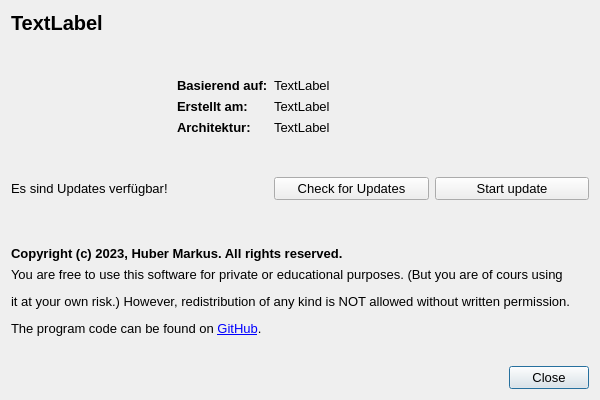
Above: src/dialogueber.ui from M4RKUS28/Fraktalgenerator before the change. Below: the same form after it.
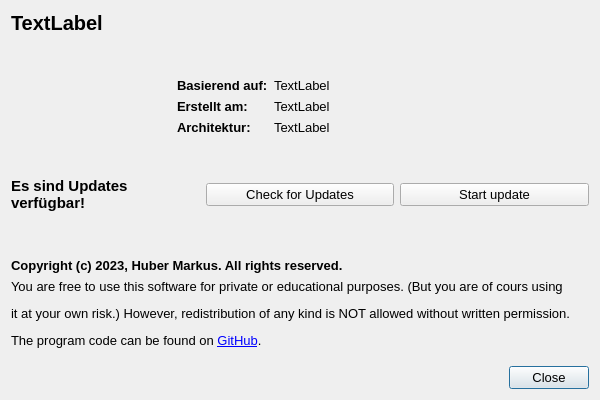
That is the form after the change. Icons and pictures are not drawn.

What changed in the file:
```diff
--- a/src/dialogueber.ui
+++ b/src/dialogueber.ui
@@ -282,10 +282,38 @@
      </property>
     </spacer>
    </item>
-   <item row="8" column="2">
+   <item row="8" column="0" colspan="3">
     <layout class="QHBoxLayout" name="horizontalLayout">
+     <item>
+      <widget class="QLabel" name="label_7">
+       <property name="font">
+        <font>
+         <pointsize>11</pointsize>
+         <bold>true</bold>
+        </font>
+       </property>
+       <property name="text">
+        <string>Es sind Updates verfügbar!</string>
+       </property>
+       <property name="wordWrap">
+        <bool>true</bool>
+       </property>
+      </widget>
+     </item>
      <item>
       <widget class="QPushButton" name="pushButtonCheckForUpdates">
+       <property name="sizePolicy">
+        <sizepolicy hsizetype="Preferred" vsizetype="Fixed">
+         <horstretch>0</horstretch>
+         <verstretch>0</verstretch>
+        </sizepolicy>
+       </property>
+       <property name="font">
+        <font>
+         <pointsize>10</pointsize>
+         <bold>false</bold>
+        </font>
+       </property>
        <property name="text">
         <string>Check for Updates</string>
        </property>
@@ -293,6 +321,18 @@
      </item>
      <item>
       <widget class="QPushButton" name="pushButtonStartUpdate">
+       <property name="sizePolicy">
+        <sizepolicy hsizetype="Preferred" vsizetype="Fixed">
+         <horstretch>0</horstretch>
+         <verstretch>0</verstretch>
+        </sizepolicy>
+       </property>
+       <property name="font">
+        <font>
+         <pointsize>10</pointsize>
+         <bold>false</bold>
+        </font>
+       </property>
        <property name="text">
         <string>Start update</string>
        </property>
@@ -300,16 +340,6 @@
      </item>
     </layout>
    </item>
-   <item row="8" column="0" colspan="2">
-    <widget class="QLabel" name="label_7">
-     <property name="text">
-      <string>Es sind Updates verfügbar!</string>
-     </property>
-     <property name="wordWrap">
-      <bool>true</bool>
-     </property>
-    </widget>
-   </item>
   </layout>
  </widget>
  <resources>
```
